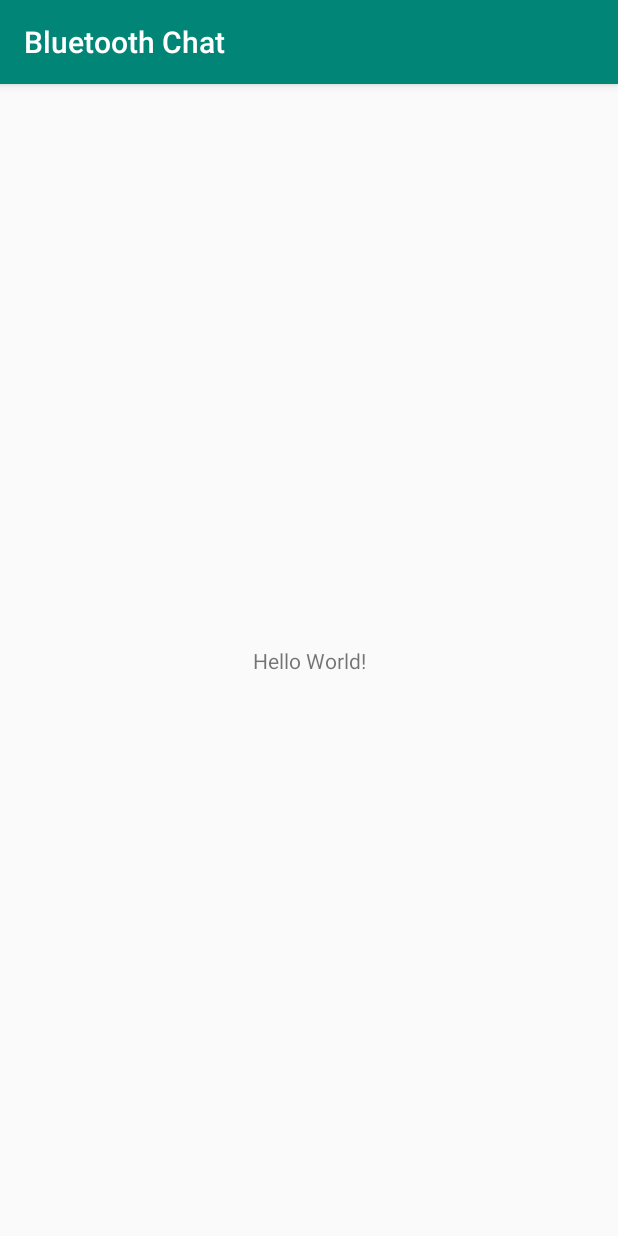
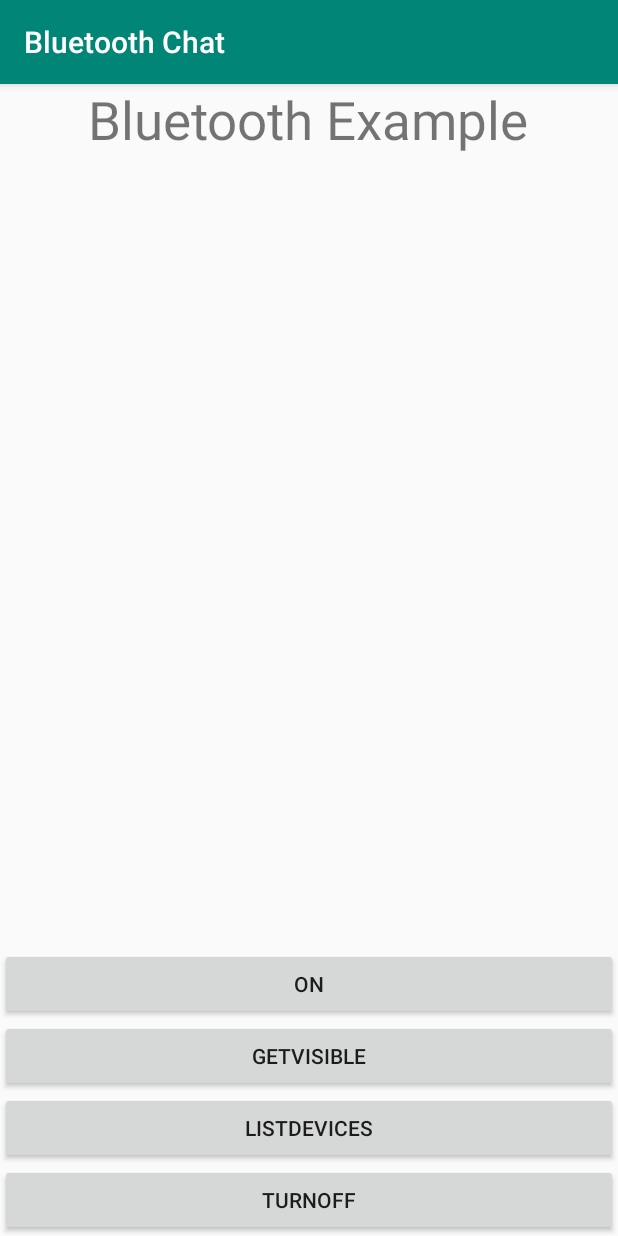
Before and after one commit to m666362/Bluetooth-Chat, an Android app: the screen it shows after launch (MainActivity), on a phone screen of 412 x 824 dp. Run offline under Robolectric (Android 15) with nearby library versions, the phone set to English and light mode, and no system bars.

Commit message:
tutorials point bluetooth done

```diff
--- a/app/build.gradle
+++ b/app/build.gradle
@@ -22,8 +22,6 @@ android {
 dependencies {
     implementation fileTree(dir: 'libs', include: ['*.jar'])
     implementation 'androidx.appcompat:appcompat:1.1.0'
-    implementation 'androidx.constraintlayout:constraintlayout:1.1.3'
-    testImplementation 'junit:junit:4.12'
-    androidTestImplementation 'androidx.test.ext:junit:1.1.1'
-    androidTestImplementation 'androidx.test.espresso:espresso-core:3.2.0'
+    implementation 'com.google.android.material:material:1.1.0'
+
 }
--- a/app/src/main/res/layout/activity_main.xml
+++ b/app/src/main/res/layout/activity_main.xml
@@ -1,18 +1,63 @@
 <?xml version="1.0" encoding="utf-8"?>
-<androidx.constraintlayout.widget.ConstraintLayout xmlns:android="http://schemas.android.com/apk/res/android"
+<RelativeLayout xmlns:android="http://schemas.android.com/apk/res/android"
     xmlns:app="http://schemas.android.com/apk/res-auto"
     xmlns:tools="http://schemas.android.com/tools"
     android:layout_width="match_parent"
     android:layout_height="match_parent"
     tools:context=".MainActivity">
 
-    <TextView
+    <TextView android:text="Bluetooth Example"
         android:layout_width="wrap_content"
         android:layout_height="wrap_content"
-        android:text="Hello World!"
-        app:layout_constraintBottom_toBottomOf="parent"
-        app:layout_constraintLeft_toLeftOf="parent"
-        app:layout_constraintRight_toRightOf="parent"
-        app:layout_constraintTop_toTopOf="parent" />
+        android:id="@+id/textview"
+        android:textSize="35dp"
+        android:layout_alignParentTop="true"
+        android:layout_centerHorizontal="true" />
 
-</androidx.constraintlayout.widget.ConstraintLayout>
+
+    <ListView
+        android:layout_width="wrap_content"
+        android:layout_height="wrap_content"
+        android:id="@+id/listView"
+        android:layout_below="@+id/textview"
+        android:layout_above="@+id/buttonLayout"/>
+
+    <LinearLayout
+        android:layout_width="match_parent"
+        android:layout_height="wrap_content"
+        android:layout_alignParentBottom="true"
+        android:orientation="vertical"
+        android:id="@+id/buttonLayout">
+
+        <Button
+            android:layout_width="match_parent"
+            android:layout_height="wrap_content"
+            android:id="@+id/onButton"
+            android:text="On"
+            android:onClick="onButton"/>
+
+        <Button
+            android:layout_width="match_parent"
+            android:layout_height="wrap_content"
+            android:id="@+id/getVisible"
+            android:text="getVisible"
+            android:onClick="getVisible"/>
+
+        <Button
+            android:layout_width="match_parent"
+            android:layout_height="wrap_content"
+            android:id="@+id/listDevices"
+            android:text="listDevices"
+            android:onClick="listDevices"/>
+
+        <Button
+            android:layout_width="match_parent"
+            android:layout_height="wrap_content"
+            android:id="@+id/turnOff"
+            android:text="turnOff"
+            android:onClick="turnOff"/>
+
+    </LinearLayout>
+
+
+</RelativeLayout>
```
Also changed, not shown: app/src/main/java/org/richit/bluetoothchat/MainActivity.java (+36 -164 lines), 1 other file.
